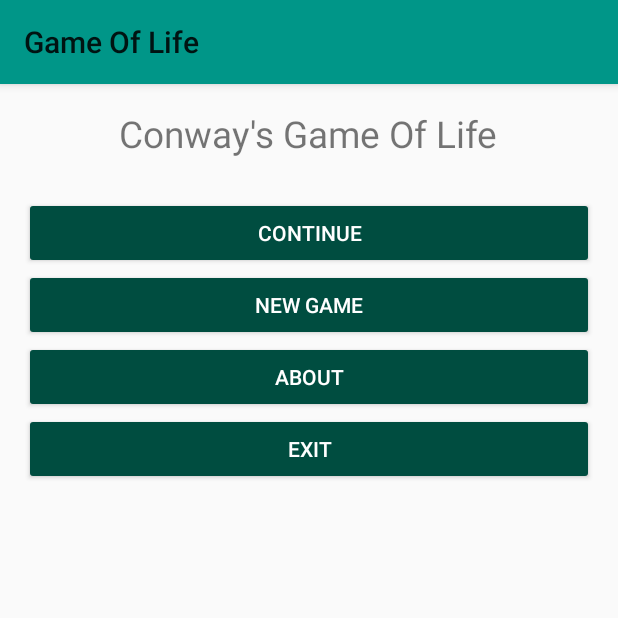
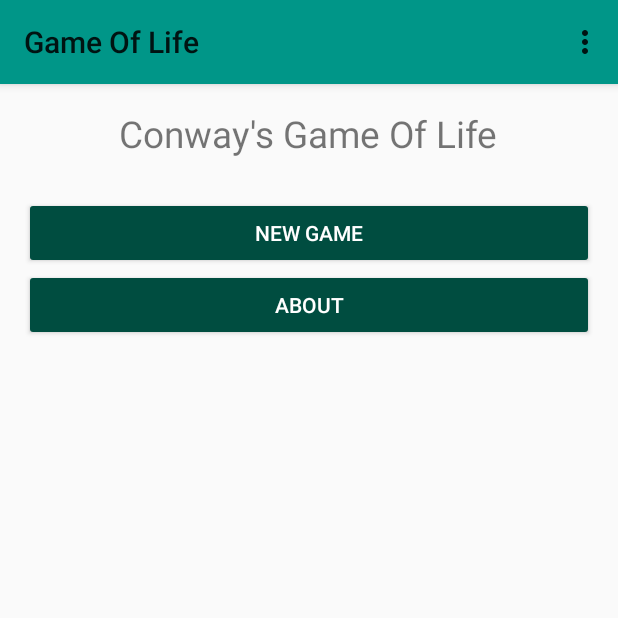
Before and after one commit to mikhsol/GameOfLife, an Android app: the screen it shows after launch (MainActivity), on a phone screen of 412 x 824 dp, the top half of it. Run offline under Robolectric (Android 15) with nearby library versions, the phone set to English and light mode, and no system bars.

Commit message:
Remove unnecesary elements from main activity.

```diff
--- a/app/src/main/java/com/nwps/gameoflife/MainActivity.java
+++ b/app/src/main/java/com/nwps/gameoflife/MainActivity.java
@@ -1,8 +1,11 @@
 package com.nwps.gameoflife;
 
 import android.content.Intent;
+import android.preference.PreferenceManager;
 import android.support.v7.app.AppCompatActivity;
 import android.os.Bundle;
+import android.view.Menu;
+import android.view.MenuItem;
 import android.view.View;
 
 public class MainActivity extends AppCompatActivity implements View.OnClickListener {
@@ -11,6 +14,8 @@ public class MainActivity extends AppCompatActivity implements View.OnClickListe
     protected void onCreate(Bundle savedInstanceState) {
         super.onCreate(savedInstanceState);
         setContentView(R.layout.activity_main);
+
+        PreferenceManager.setDefaultValues(this, R.xml.settings, false);
 
         View aboutButton = findViewById(R.id.about_button);
         aboutButton.setOnClickListener(this);
@@ -26,6 +31,23 @@ public class MainActivity extends AppCompatActivity implements View.OnClickListe
                 break;
             case R.id.new_game_button:
                 startActivity(new Intent(this, GridActivity.class));
+                break;
         }
     }
+
+    @Override
+    public boolean onCreateOptionsMenu(Menu menu) {
+        super.onCreateOptionsMenu(menu);
+        getMenuInflater().inflate(R.menu.menu, menu);
+        return true;
+    }
+
+    @Override
+    public boolean onOptionsItemSelected(MenuItem item) {
+        if (item.getItemId() == R.id.settings) {
+            startActivity(new Intent(this, SettingsActivity.class));
+            return true;
+        }
+        return false;
+    }
 }
--- a/app/src/main/res/layout/activity_main.xml
+++ b/app/src/main/res/layout/activity_main.xml
@@ -18,27 +18,15 @@
         android:layout_marginBottom="25dip"
         android:textSize="24.5sp" />
 
-    <Button android:id="@+id/continue_button"
+    <Button android:id="@+id/new_game_button"
         android:layout_width="match_parent"
-        android:layout_height="wrap_content"
-        android:text="@string/continue_label"
-        style="@style/Widget.AppCompat.Button.Colored" />
-
-    <Button android:id="@+id/new_game_button"
-        android:layout_width="fill_parent"
         android:layout_height="wrap_content"
         android:text="@string/new_game_label"
         style="@style/Widget.AppCompat.Button.Colored" />
 
     <Button android:id="@+id/about_button"
-        android:layout_width="fill_parent"
+        android:layout_width="match_parent"
         android:layout_height="wrap_content"
         android:text="@string/about_label"
         style="@style/Widget.AppCompat.Button.Colored" />
-
-    <Button android:id="@+id/exit_button"
-            android:layout_width="fill_parent"
-            android:layout_height="wrap_content"
-            android:text="@string/exit_label"
-            style="@style/Widget.AppCompat.Button.Colored" />
 </LinearLayout>
```
